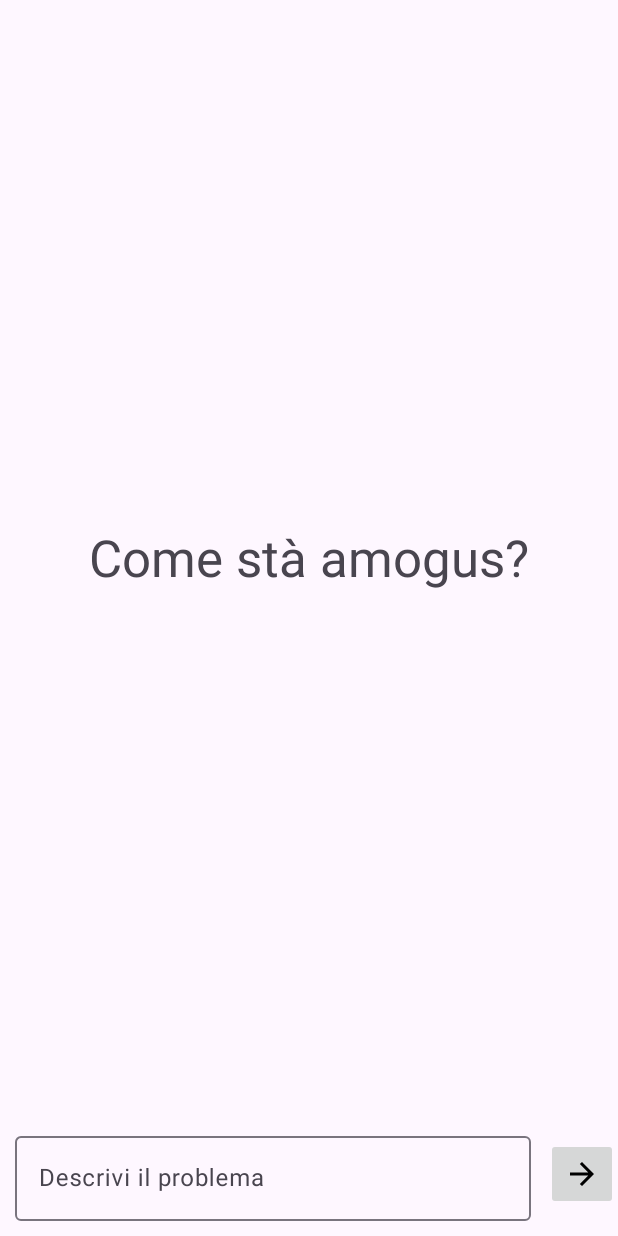
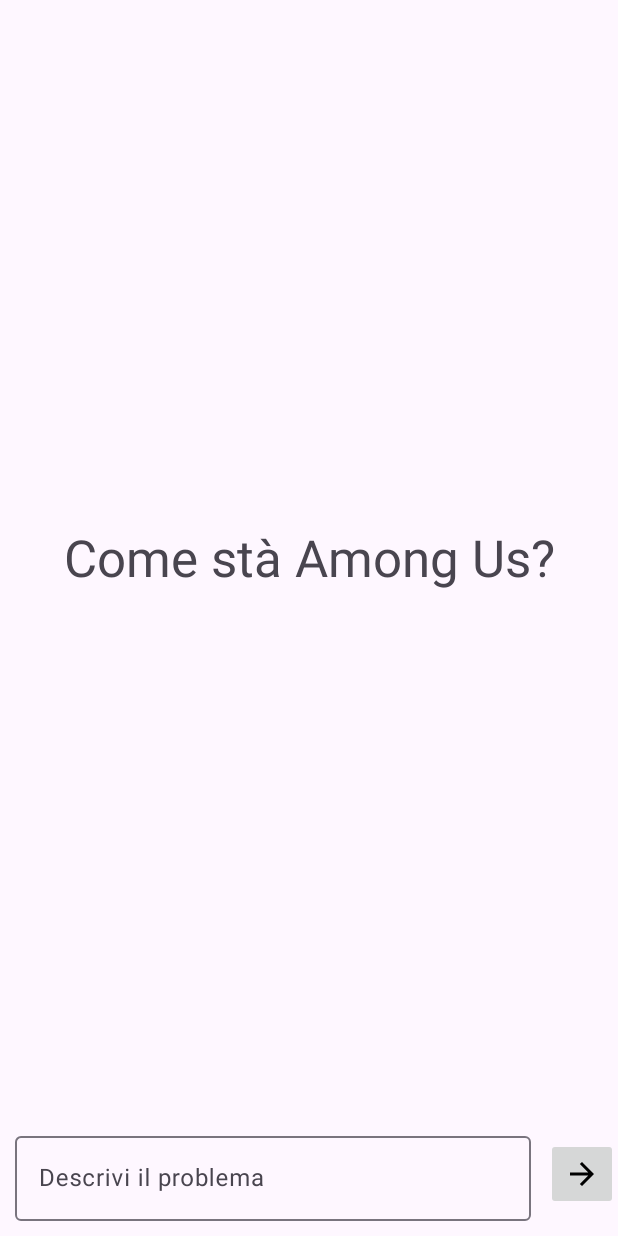
Before and after one commit to Nicoletta-Leuzzi/Beagle, an Android app: the ChatFragment screen opened directly, with no data from a screen before it, on a phone screen of 412 x 824 dp. Run offline under Robolectric (Android 15) with nearby library versions, the phone set to English and light mode, and no system bars.

Commit message:
Supporto basico per la gestione di animali nella chat
- Aggiunto classe model\Pet basilare con solo attributo nome
- Refactoring vari su nomi e ordine del codice
- Aggiunti stringe in util\Constants usati da ChatFragment al posto di recuperarli da strings.xml
- Aggiunti elementi UI alla chat nel caso in cui non esistano animali (da implementare funzionamento corretto quando classe degli animali è completa)

```diff
--- a/app/src/main/java/com/example/beagle/adapter/MessageRecyclerAdapter.java
+++ b/app/src/main/java/com/example/beagle/adapter/MessageRecyclerAdapter.java
@@ -63,9 +63,12 @@ public class MessageRecyclerAdapter extends RecyclerView.Adapter<MessageRecycler
 
         // Get element from your dataset at this position and replace the
         // contents of the view with that element
-        if (messageList.get(position).getUser()) {
+
+        // If message is an user question
+        if (messageList.get(position).isUser()) {
             viewHolder.getTextViewQuestion().setText(messageList.get(position).getMessage());
             viewHolder.textViewAnswer.setVisibility(View.GONE);
+        // Else message is AI reply
         } else {
             viewHolder.textViewQuestion.setVisibility(View.GONE);
             viewHolder.getTextViewAnswer().setText(messageList.get(position).getMessage());
--- /dev/null
+++ b/app/src/main/java/com/example/beagle/model/Pet.java
@@ -0,0 +1,20 @@
+package com.example.beagle.model;
+
+public class Pet {
+    private String name;
+
+    public Pet() {
+    }
+
+    public Pet(String name) {
+        this.name = name;
+    }
+
+    public String getName() {
+        return name;
+    }
+
+    public void setName(String name) {
+        this.name = name;
+    }
+}
--- a/app/src/main/java/com/example/beagle/ui/chat/fragment/ChatFragment.java
+++ b/app/src/main/java/com/example/beagle/ui/chat/fragment/ChatFragment.java
@@ -9,15 +9,19 @@ import androidx.fragment.app.Fragment;
 import androidx.recyclerview.widget.LinearLayoutManager;
 import androidx.recyclerview.widget.RecyclerView;
 
+import android.text.InputType;
 import android.view.LayoutInflater;
 import android.view.View;
 import android.view.ViewGroup;
+import android.widget.Button;
 import android.widget.ImageButton;
 import android.widget.TextView;
 
 import com.example.beagle.R;
 import com.example.beagle.adapter.MessageRecyclerAdapter;
 import com.example.beagle.model.Message;
+import com.example.beagle.model.Pet;
+import com.example.beagle.util.Constants;
 import com.google.android.material.textfield.TextInputEditText;
 
 import java.util.ArrayList;
@@ -32,6 +36,10 @@ public class ChatFragment extends Fragment {
 
     private TextInputEditText editTextPrompt;
     private String messageContent;
+    private String petName;
+
+
+    private Pet pet;
     //private TextView questionMessage = findViewById(R.id.textViewQuestion);
 
     public ChatFragment() {
@@ -63,23 +71,45 @@ public class ChatFragment extends Fragment {
         RecyclerView recyclerView = view.findViewById(R.id.recyclerView);
         recyclerView.setLayoutManager(new LinearLayoutManager(view.getContext()));
         ArrayList<Message> messageList = new ArrayList<Message>();
-        //ArrayList<Message> answerList = new ArrayList<Message>();
 
 
         MessageRecyclerAdapter adapter = new MessageRecyclerAdapter(R.layout.message, messageList);
         recyclerView.setAdapter(adapter);
 
 
+        // TODO: Da rimuovere dopo con effetiva ricerca di animale
+        Pet pet = new Pet("Among Us");
+
         // SET UP
 
-        Resources res = getResources();
-        String text = String.format(res.getString(R.string.saluto_iniziale), "amogus");
+        petName = pet.getName();
+        editTextPrompt = view.findViewById(R.id.textInputPrompt);
+        Button addPetButton = view.findViewById(R.id.addPetButton);
+        ImageButton sendButton = view.findViewById(R.id.imageSendButton);
+        TextView textView = view.findViewById(R.id.textView);
 
-        TextView textView = view.findViewById(R.id.textView);
-        textView.setText(text);
 
-        editTextPrompt = view.findViewById(R.id.textInputPrompt);
-        ImageButton sendButton = view.findViewById(R.id.imageSendButton);
+        // Resources res = getResources();
+        // String text = String.format(res.getString(R.string.saluto_iniziale), petName);
+
+        String firstText;
+        if (hasPetSaved()) {
+            firstText = String.format(Constants.WELCOME_MESSAGE, petName);
+            editTextPrompt.setEnabled(true);
+            editTextPrompt.setInputType(InputType.TYPE_TEXT_VARIATION_NORMAL);
+            sendButton.setEnabled(true);
+            addPetButton.setVisibility(View.GONE);
+        } else {
+            firstText = Constants.NO_PET_MESSAGE;
+            editTextPrompt.setEnabled(false);
+            editTextPrompt.setInputType(InputType.TYPE_NULL);
+            sendButton.setEnabled(false);
+            addPetButton.setVisibility(View.VISIBLE);
+        }
+        textView.setText(firstText);
+
+
+
 
 
 
@@ -103,8 +133,14 @@ public class ChatFragment extends Fragment {
                 textView.setText("");
 
             } else {
-                editTextPrompt.setError(res.getString(R.string.no_text));
+                editTextPrompt.setError(Constants.NO_MESSAGE);
             }
         });
     }
+
+
+    // TODO: da spostare
+    public boolean hasPetSaved() {
+        return true;
+    }
 }
--- a/app/src/main/java/com/example/beagle/util/Constants.java
+++ b/app/src/main/java/com/example/beagle/util/Constants.java
@@ -6,4 +6,8 @@ public class Constants {
     public static final String SHARED_PREFERENCES_FILENAME = "prefs_filename";
     public static final String SHARED_PREFERENCES_COUNTRY_OF_INTEREST = "prefs_country";
     public static final String SHARED_PREFERENCES_CATEGORIES_OF_INTEREST = "prefs_categories";
+
+    public static final String WELCOME_MESSAGE = "Come stà %s?";
+    public static final String NO_PET_MESSAGE = "Non hai un animale domestico salvato, aggiungine uno";
+    public static final String NO_MESSAGE = "Scivi una domanda all'AI riguardo il tuo animale";
 }
--- a/app/src/main/res/layout/fragment_chat.xml
+++ b/app/src/main/res/layout/fragment_chat.xml
@@ -23,11 +23,22 @@
         android:layout_width="wrap_content"
         android:layout_height="wrap_content"
         android:text="@string/saluto_iniziale"
+        android:textAlignment="center"
         android:textAppearance="@style/TextAppearance.AppCompat.Display1"
         app:layout_constraintBottom_toTopOf="@+id/relativeLayout"
         app:layout_constraintEnd_toEndOf="parent"
         app:layout_constraintStart_toStartOf="parent"
         app:layout_constraintTop_toTopOf="parent" />
+
+    <Button
+        android:id="@+id/addPetButton"
+        android:layout_width="wrap_content"
+        android:layout_height="wrap_content"
+        android:layout_marginTop="4dp"
+        android:text="+"
+        app:layout_constraintEnd_toEndOf="parent"
+        app:layout_constraintStart_toStartOf="parent"
+        app:layout_constraintTop_toBottomOf="@+id/textView" />
 
 
     <RelativeLayout
@@ -48,7 +59,6 @@
                 android:layout_width="match_parent"
                 android:layout_height="wrap_content"
                 android:hint="@string/hint"
-
                 android:inputType="text" />
 
         </com.google.android.material.textfield.TextInputLayout>
--- a/app/src/main/res/values/strings.xml
+++ b/app/src/main/res/values/strings.xml
@@ -12,7 +12,6 @@
 
     <string name="saluto_iniziale">Come stà %1$s\?</string>
     <string name="hint">Descrivi il problema</string>
-    <string name="no_text">Scivi una domanda all\'AI riguardo il tuo animale</string>
 
     <!-- TODO: Remove or change this placeholder text -->
     <string name="hello_blank_fragment">Hello blank fragment</string>
```
Also changed, not shown: app/src/main/java/com/example/beagle/model/Message.java (+6 -5 lines).
